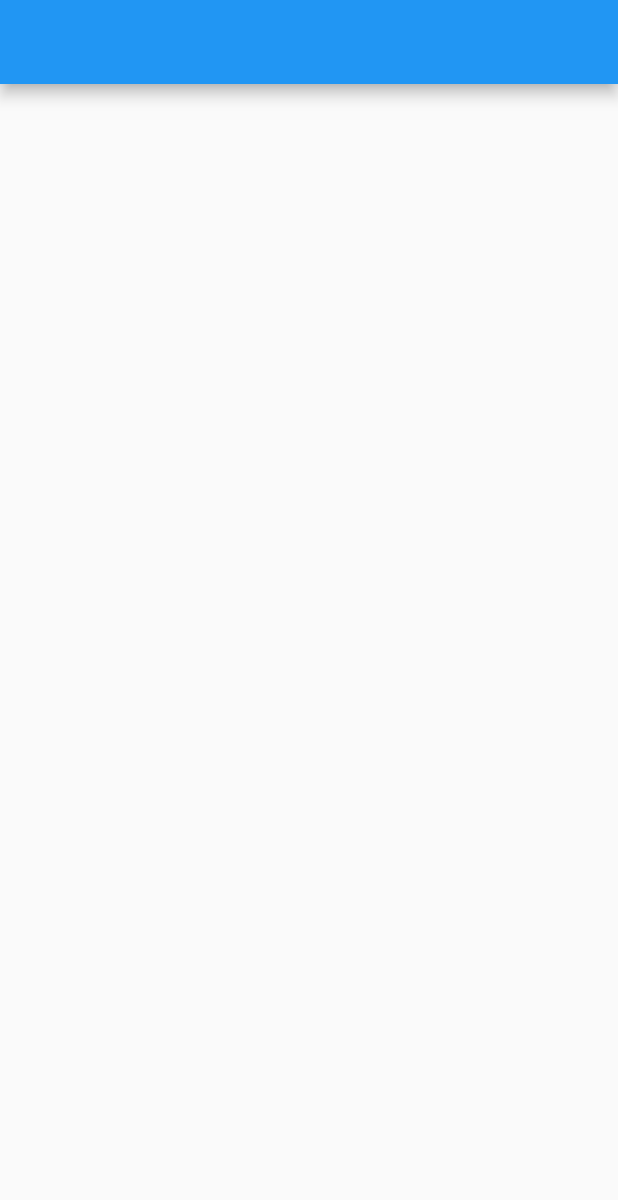
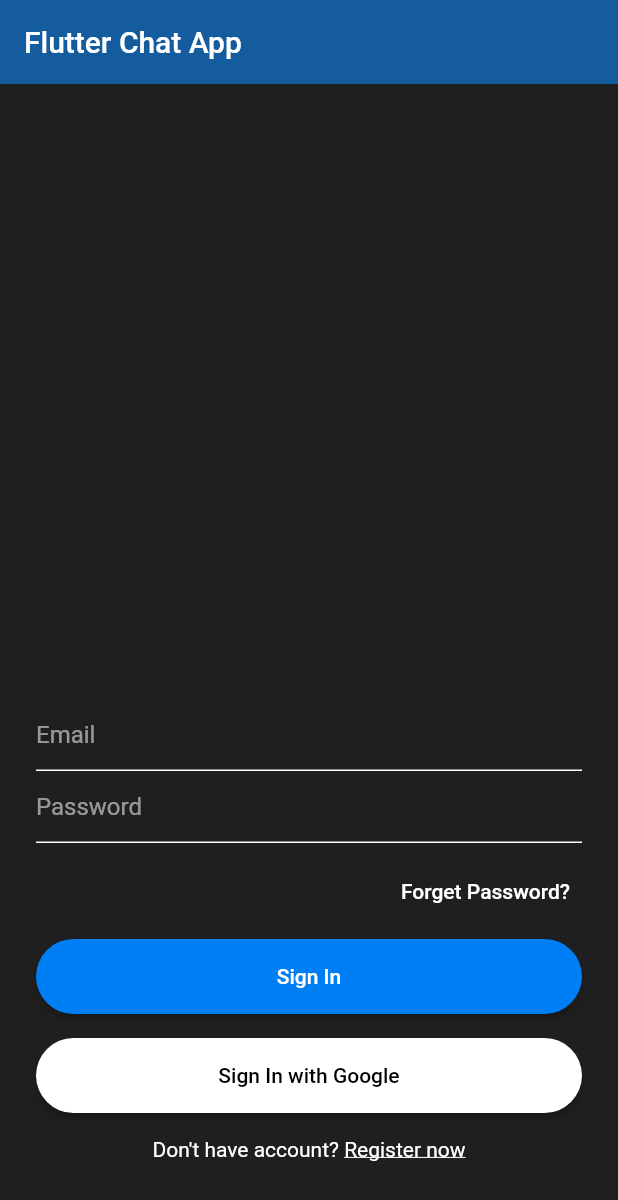
Before and after one commit to Shubham20052001/chat-app, a Flutter app: the screen it shows after launch, on a phone screen of 412 x 824 dp. Shown: the top 1200 px of the screen. Run offline on Flutter 3.47's test engine with Material 2 defaults, Android fonts, the phone set to English and light mode, and no system bars.

Commit message:
sign in complete.

```diff
--- a/analysis_options.yaml
+++ b/analysis_options.yaml
@@ -23,7 +23,7 @@ linter:
   # producing the lint.
   rules:
     # avoid_print: false  # Uncomment to disable the `avoid_print` rule
-    # prefer_single_quotes: true  # Uncomment to enable the `prefer_single_quotes` rule
+    require_trailing_commas: true  # Uncomment to enable the `prefer_single_quotes` rule
 
 # Additional information about this file can be found at
 # https://dart.dev/guides/language/analysis-options
--- a/lib/main.dart
+++ b/lib/main.dart
@@ -13,7 +13,13 @@ class MyApp extends StatelessWidget {
   Widget build(BuildContext context) {
     return MaterialApp(
       title: 'Flutter Demo',
+      debugShowCheckedModeBanner: false,
       theme: ThemeData(
+        appBarTheme: const AppBarTheme(
+          backgroundColor: Color(0xff145C9E),
+        ),
+        primaryColor: const Color(0xff145C9E),
+        scaffoldBackgroundColor: const Color(0xff1F1F1F),
         primarySwatch: Colors.blue,
       ),
       home: const SignIn(),
--- /dev/null
+++ b/lib/presentation/constants/constants.dart
@@ -0,0 +1,27 @@
+import 'package:flutter/material.dart';
+
+AppBar myAppBar(BuildContext context) {
+  return AppBar(
+    title: const Text('Flutter Chat App'),
+    elevation: 0.0,
+  );
+}
+
+InputDecoration textFieldInputDecoration({required String hintText}) {
+  return InputDecoration(
+    hintText: hintText,
+    hintStyle: const TextStyle(
+      color: Colors.white54,
+    ),
+    focusedBorder: const UnderlineInputBorder(
+      borderSide: BorderSide(color: Colors.white),
+    ),
+    enabledBorder: const UnderlineInputBorder(
+      borderSide: BorderSide(color: Colors.white),
+    ),
+  );
+}
+
+TextStyle simpleTextStyle() {
+  return const TextStyle(color: Colors.white);
+}
--- a/lib/presentation/screens/sign_in.dart
+++ b/lib/presentation/screens/sign_in.dart
@@ -1,3 +1,6 @@
+import 'package:chat_app/presentation/constants/constants.dart';
+import 'package:chat_app/presentation/screens/sign_up.dart';
+import 'package:flutter/gestures.dart';
 import 'package:flutter/material.dart';
 
 class SignIn extends StatefulWidget {
@@ -11,8 +14,93 @@ class _SignInState extends State<SignIn> {
   @override
   Widget build(BuildContext context) {
     return Scaffold(
-      appBar: AppBar(),
-      body: Container(),
+      appBar: myAppBar(context),
+      body: Padding(
+        padding: const EdgeInsets.symmetric(horizontal: 24),
+        child: Column(
+          mainAxisAlignment: MainAxisAlignment.end,
+          children: [
+            TextField(
+              style: simpleTextStyle(),
+              decoration: textFieldInputDecoration(hintText: 'Email'),
+            ),
+            TextField(
+              style: simpleTextStyle(),
+              decoration: textFieldInputDecoration(hintText: 'Password'),
+            ),
+            const SizedBox(
+              height: 8,
+            ),
+            Align(
+              alignment: Alignment.topRight,
+              child: TextButton(
+                onPressed: () {},
+                child: Text(
+                  'Forget Password?',
+                  style: simpleTextStyle(),
+                ),
+              ),
+            ),
+            const SizedBox(
+              height: 8,
+            ),
+            MaterialButton(
+              height: 50,
+              minWidth: double.infinity,
+              shape: const StadiumBorder(),
+              color: const Color(0xff007EF4),
+              onPressed: () {},
+              child: Text(
+                'Sign In',
+                style: simpleTextStyle(),
+              ),
+            ),
+            const SizedBox(
+              height: 16,
+            ),
+            MaterialButton(
+              height: 50,
+              minWidth: double.infinity,
+              shape: const StadiumBorder(),
+              color: Colors.white,
+              onPressed: () {},
+              child: Text(
+                'Sign In with Google',
+                style: simpleTextStyle().copyWith(
+                  color: Colors.black,
+                ),
+              ),
+            ),
+            const SizedBox(
+              height: 16,
+            ),
+            RichText(
+              text: TextSpan(
+                text: "Don't have account? ",
+                style: simpleTextStyle(),
+                children: <TextSpan>[
+                  TextSpan(
+                    text: 'Register now',
+                    style:
+                        const TextStyle(decoration: TextDecoration.underline),
+                    recognizer: TapGestureRecognizer()
+                      ..onTap = () {
+                        Navigator.of(context).push(
+                          MaterialPageRoute(
+                            builder: (context) => const SignUp(),
+                          ),
+                        );
+                      },
+                  )
+                ],
+              ),
+            ),
+            const SizedBox(
+              height: 50,
+            ),
+          ],
+        ),
+      ),
     );
   }
 }
--- a/lib/presentation/screens/sign_up.dart
+++ b/lib/presentation/screens/sign_up.dart
@@ -0,0 +1,15 @@
+import 'package:flutter/material.dart';
+
+class SignUp extends StatefulWidget {
+  const SignUp({Key? key}) : super(key: key);
+
+  @override
+  _SignUpState createState() => _SignUpState();
+}
+
+class _SignUpState extends State<SignUp> {
+  @override
+  Widget build(BuildContext context) {
+    return Container();
+  }
+}
```
